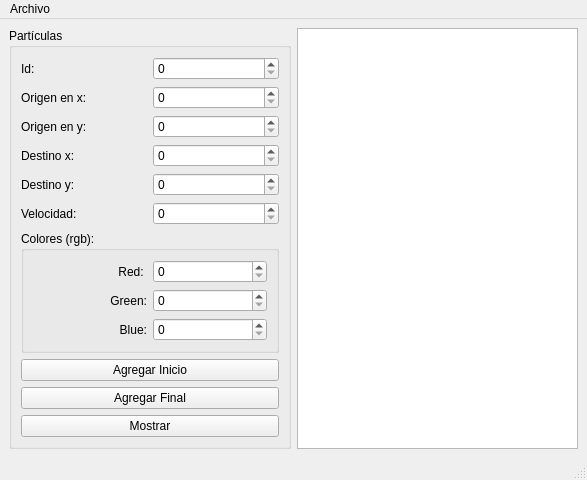
cesar1451/Actividad11_QFileDialog, file mainwindow.ui: the form before one commit.
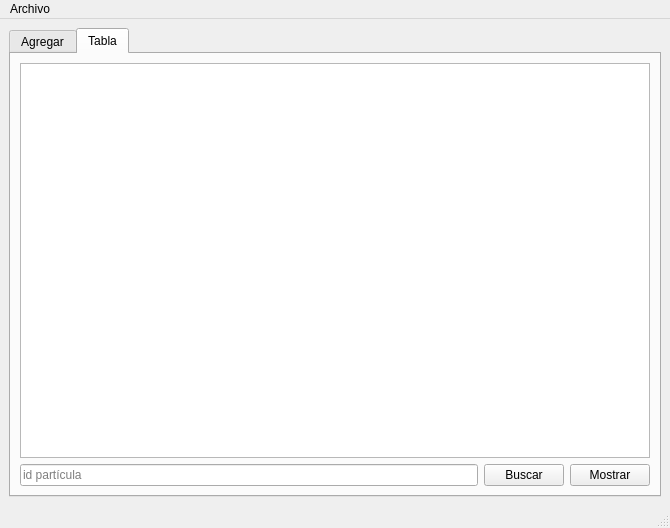
The form after the commit.

Commit message: Se hace la busqueda de una particula por su id y se muestranlas particulas en un QTableWidget

What changed in the file:
```diff
--- a/mainwindow.ui
+++ b/mainwindow.ui
@@ -6,14 +6,24 @@
    <rect>
     <x>0</x>
     <y>0</y>
-    <width>587</width>
-    <height>440</height>
+    <width>670</width>
+    <height>485</height>
    </rect>
   </property>
   <property name="windowTitle">
    <string>MainWindow</string>
   </property>
   <widget class="QWidget" name="centralwidget">
+   <layout class="QGridLayout" name="gridLayout_4">
+    <item row="0" column="0">
+     <widget class="QTabWidget" name="tabWidget">
+      <property name="currentIndex">
+       <number>1</number>
+      </property>
+      <widget class="QWidget" name="tab">
+       <attribute name="title">
+        <string>Agregar</string>
+       </attribute>
    <layout class="QGridLayout" name="gridLayout_3">
     <item row="0" column="0">
      <widget class="QGroupBox" name="groupBox">
@@ -275,12 +285,47 @@
     </item>
    </layout>
   </widget>
+      <widget class="QWidget" name="tab_2">
+       <attribute name="title">
+        <string>Tabla</string>
+       </attribute>
+       <layout class="QGridLayout" name="gridLayout_5">
+        <item row="0" column="0" colspan="3">
+         <widget class="QTableWidget" name="table"/>
+        </item>
+        <item row="1" column="0">
+         <widget class="QLineEdit" name="buscar_lineEdit">
+          <property name="placeholderText">
+           <string>id partícula</string>
+          </property>
+         </widget>
+        </item>
+        <item row="1" column="1">
+         <widget class="QPushButton" name="buscar_pushButton">
+          <property name="text">
+           <string>Buscar</string>
+          </property>
+         </widget>
+        </item>
+        <item row="1" column="2">
+         <widget class="QPushButton" name="mostrar_tabla_pushButton">
+          <property name="text">
+           <string>Mostrar</string>
+          </property>
+         </widget>
+        </item>
+       </layout>
+      </widget>
+     </widget>
+    </item>
+   </layout>
+  </widget>
   <widget class="QMenuBar" name="menubar">
    <property name="geometry">
     <rect>
      <x>0</x>
      <y>0</y>
-     <width>587</width>
+     <width>670</width>
      <height>21</height>
     </rect>
    </property>
```
Left out of the diff: 4 changed lines with no effect on the pictures. Lines whose indentation alone changed are shown as unchanged. The commit also changes 4 other files.
